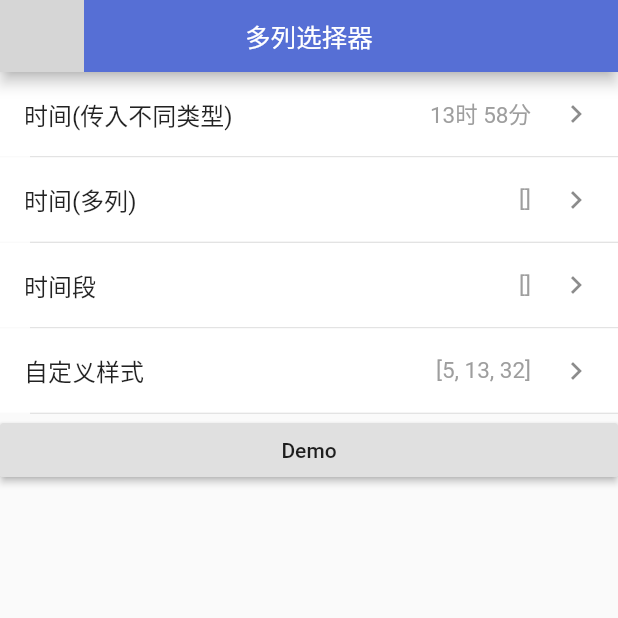
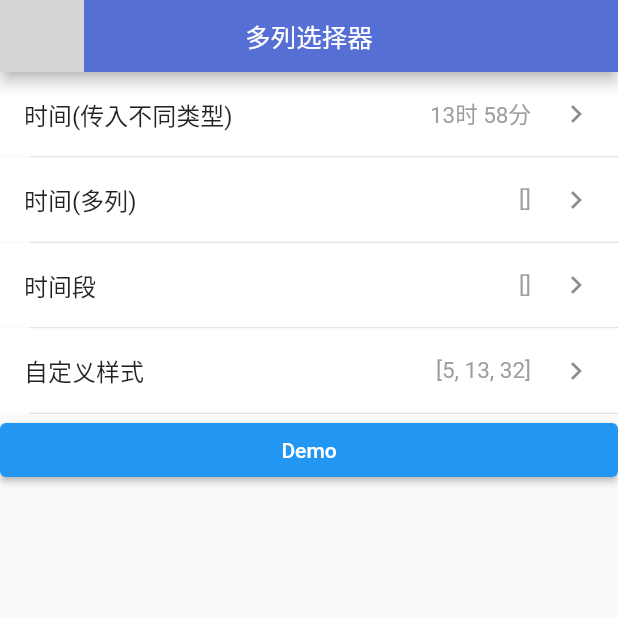
Before and after one commit to longer96/flutter_pickers, a Flutter app: the screen it shows after launch, after a tap on "多列选择器", on a phone screen of 412 x 824 dp, the top half of it. Run offline on Flutter 3.47's test engine with Material 2 defaults, Android fonts, the phone set to English and light mode, and no system bars; statements that could not run were skipped; grey boxes are pictures that could not be loaded.

Commit message:
Found 16 warning

```diff
--- a/example/lib/date_picker_page.dart
+++ b/example/lib/date_picker_page.dart
@@ -57,7 +57,7 @@ class _DatePickerPageState extends State<DatePickerPage> {
   }
 
   Widget demo() {
-    return FlatButton(
+    return TextButton(
         onPressed: () {
           Pickers.showDatePicker(
             context,
--- a/example/lib/main.dart
+++ b/example/lib/main.dart
@@ -51,13 +51,12 @@ class _MyHomePageState extends State<MyHomePage> {
 
   Widget _itemView(title, Widget page) {
     return Padding(
-      padding: const EdgeInsets.only(bottom: 8),
-      child: RaisedButton(
+        padding: const EdgeInsets.only(bottom: 8),
+        child: ElevatedButton(
           onPressed: () {
             Navigator.push(context, new MaterialPageRoute(builder: (context) => page));
           },
           child: MyText(title, color: Colors.white, toppadding: 12, bottompadding: 12),
-          color: Theme.of(context).primaryColor),
-    );
+        ));
   }
 }
--- a/example/lib/multiple_picker_page.dart
+++ b/example/lib/multiple_picker_page.dart
@@ -50,13 +50,13 @@ class _MultiplePickerPageState extends State<MultiplePickerPage> {
         _item2('时间(多列)'),
         _item3('时间段'),
         _item4('自定义样式'),
-        RaisedButton(onPressed: _showDemo, child: Text('Demo')),
+        ElevatedButton(onPressed: _showDemo, child: Text('Demo')),
         SizedBox(height: 80)
       ]),
     );
   }
 
-  void _showDemo(){
+  void _showDemo() {
     Pickers.showMultiplePicker(
       context,
       data: timeData2,
--- a/example/lib/single_picker_page.dart
+++ b/example/lib/single_picker_page.dart
@@ -50,8 +50,8 @@ class _SinglePickerPageState extends State<SinglePickerPage> {
   String initData = 'PHP';
 
   Widget _demo() {
-    return FlatButton(
-      color: Colors.white,
+    return TextButton(
+        style: ButtonStyle(backgroundColor: MaterialStateProperty.all(Colors.white)),
         onPressed: () {
           Pickers.showSinglePicker(context,
               data: ['PHP', 'JAVA', 'C++', 'Dart', 'Python', 'Go'],
--- a/lib/more_pickers/route/single_picker_route.dart
+++ b/lib/more_pickers/route/single_picker_route.dart
@@ -165,7 +165,7 @@ class _PickerState extends State<_PickerContentView> {
     }
   }
 
-  double _pickerLaberPadding(String text) {
+  double _pickerLaberPadding(String? text) {
     double left = 60;
 
     if (text != null) {
@@ -175,7 +175,7 @@ class _PickerState extends State<_PickerContentView> {
   }
 
   double _pickerFontSize(String text) {
-    if (text == null || text.length <= 6) {
+    if (text.length <= 6) {
       return 18.0;
     } else if (text.length < 9) {
       return 16.0;
--- a/lib/time_picker/model/date_time_data.dart
+++ b/lib/time_picker/model/date_time_data.dart
@@ -24,7 +24,6 @@ class DateTimeData {
       case DateType.Second:
         return second;
     }
-    return [];
   }
 
   List get year => _year;
--- a/lib/time_picker/model/suffix.dart
+++ b/lib/time_picker/model/suffix.dart
@@ -35,6 +35,5 @@ class Suffix {
       case DateType.Second:
         return this.seconds;
     }
-    return '';
   }
 }
```
Also changed, not shown: example/pubspec.lock, 2 other files.
